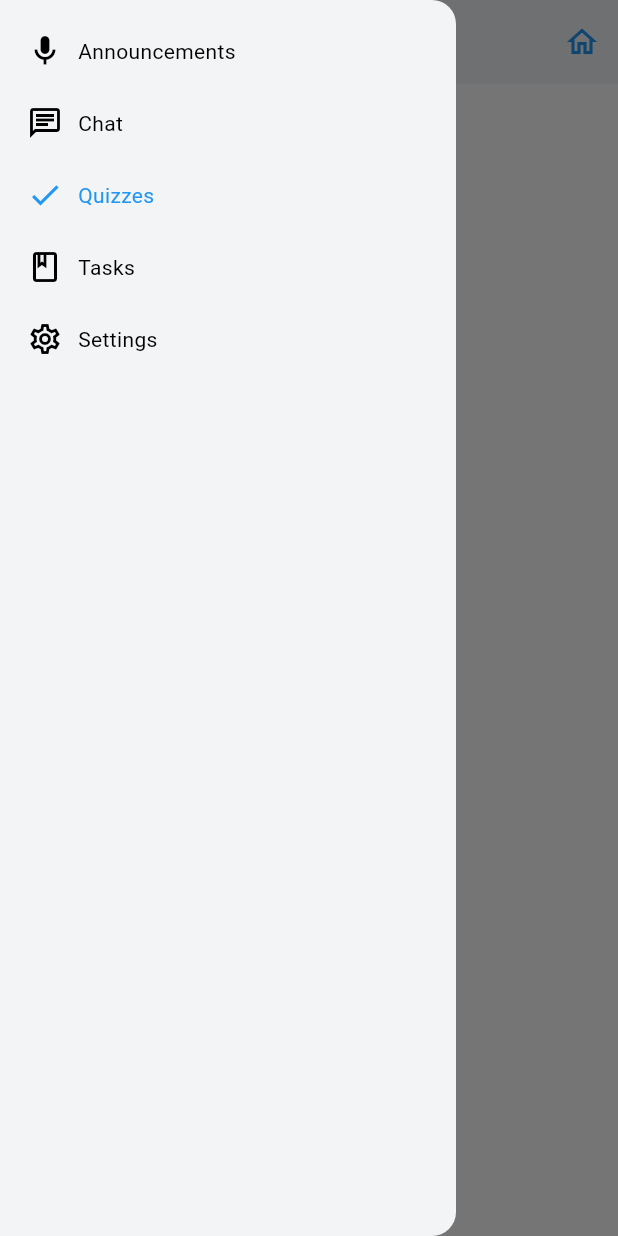
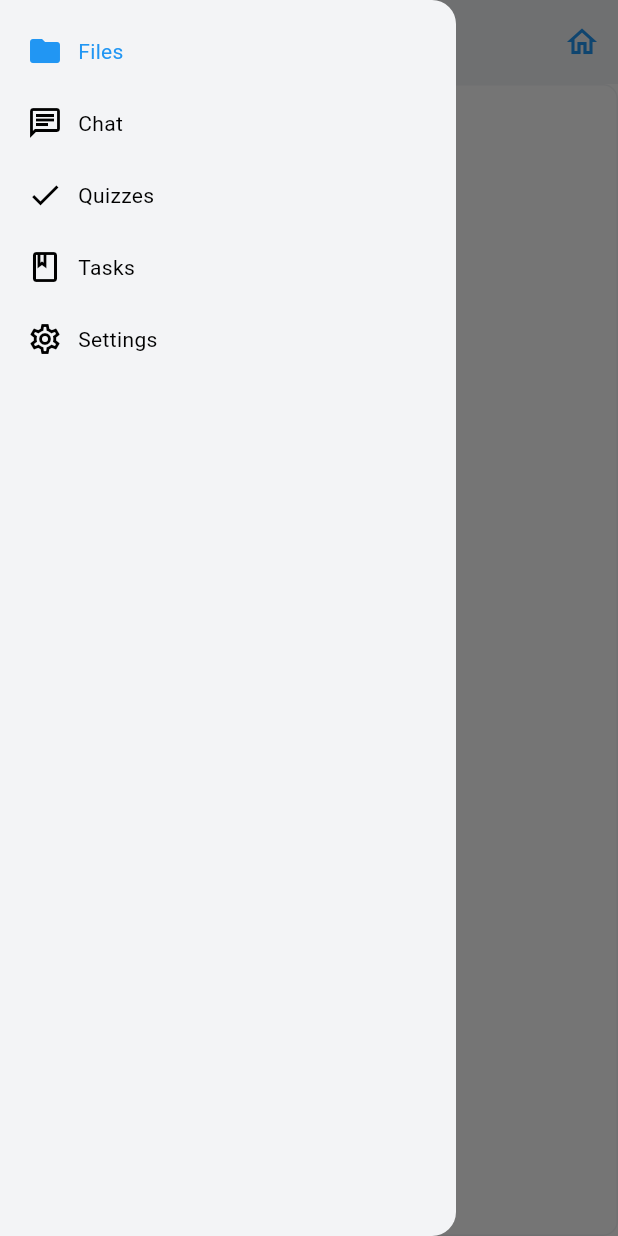
Before and after one commit to hazemxiii/team_hive, a Flutter app: the TeamPage screen opened directly with empty values, with the side drawer open, on a phone screen of 412 x 824 dp. Run offline on Flutter 3.47's test engine with Material 3 defaults, Android fonts, the light colour scheme and no system bars; our stand-ins replace firebase_auth, firebase_core, image_picker; accounts and stored records are empty; network calls fail.

Commit message:
checkpoint/files_page

```diff
--- /dev/null
+++ b/lib/models/file_system.dart
@@ -0,0 +1,39 @@
+class HiveFileSystem {
+  String name;
+  List<HiveFileSystem> children;
+
+  HiveFileSystem({required this.name, required this.children});
+
+  factory HiveFileSystem.fromMap(Map<String, dynamic> map) {
+    final name = map.keys.first;
+    bool isFile = name.contains('.');
+    late final List<HiveFileSystem> children;
+    children = isFile
+        ? []
+        : List<HiveFileSystem>.from(
+            map.values.first.map((x) => HiveFileSystem.fromMap(x)));
+
+    if (isFile) {
+      return HiveFile(
+        name: name,
+        content: map.values.first,
+      );
+    }
+    return HiveFileSystem(name: name, children: children);
+  }
+
+  bool get isDirectory => !name.contains('.');
+}
+
+class HiveFile extends HiveFileSystem {
+  String content;
+
+  HiveFile({required this.content, required super.name}) : super(children: []);
+}
+
+class HiveDirectory {
+  String name;
+  List<HiveFileSystem> children;
+
+  HiveDirectory({required this.name, required this.children});
+}
--- a/lib/models/team.dart
+++ b/lib/models/team.dart
@@ -1,23 +1,31 @@
 import 'package:team_hive/models/quiz.dart';
 import 'package:team_hive/models/user.dart';
+import 'package:team_hive/models/file_system.dart';
 
 class Team {
   late String _name;
   late MyUser _owner;
   late String _id;
   late List<Quiz> _quizzes;
+  late HiveFileSystem _files;
   // late Color _color;
   Team(
       {required String name,
       // Color? color,
       required MyUser owner,
       required String id,
-      List<Quiz> quizzes = const []}) {
+      List<Quiz> quizzes = const [],
+      HiveFileSystem? files}) {
     _name = name;
     _owner = owner;
     // _color = color;
     _id = id;
     _quizzes = quizzes;
+    _files = files ?? HiveFileSystem(name: "root", children: []);
+  }
+
+  void updateFiles(HiveFileSystem files) {
+    _files = files;
   }
 
   void updateQuizzes(List<Quiz> quizzes, bool append) {
@@ -33,4 +41,5 @@ class Team {
   // Color get color => _color;
   MyUser get owner => _owner;
   List<Quiz> get quizzes => _quizzes;
+  HiveFileSystem get files => _files;
 }
--- /dev/null
+++ b/lib/team_page/files_page/files_page.dart
@@ -0,0 +1,110 @@
+import 'package:flutter/material.dart';
+import 'package:team_hive/models/file_system.dart';
+import 'package:team_hive/models/team.dart';
+import 'package:team_hive/service/app_colors.dart';
+import 'package:team_hive/team_page/files_page/file_widget.dart';
+import 'package:team_hive/team_page/files_page/directory_widget.dart';
+import 'package:team_hive/service/backend.dart';
+
+class FilesPage extends StatefulWidget {
+  final Team team;
+  const FilesPage({super.key, required this.team});
+
+  @override
+  State<FilesPage> createState() => _FilesPageState();
+}
+
+class _FilesPageState extends State<FilesPage> {
+  final _pathNotifier = ValueNotifier("root");
+
+  void _loadFiles() async {
+    final files = await BackendService().getTeamFiles(widget.team);
+    if (files != null) {
+      widget.team.updateFiles(files);
+      setState(() {});
+    }
+  }
+
+  HiveFileSystem _parseFiles() {
+    if (_pathNotifier.value == "root") {
+      return widget.team.files;
+    }
+    final path = _pathNotifier.value.split("/");
+    path.remove("root");
+    HiveFileSystem files = widget.team.files;
+    for (var i = 0; i < path.length; i++) {
+      files = files.children.firstWhere((element) => element.name == path[i]);
+    }
+    return files;
+  }
+
+  @override
+  void initState() {
+    _loadFiles();
+    super.initState();
+  }
+
+  @override
+  Widget build(BuildContext context) {
+    return Container(
+      padding: const EdgeInsets.all(20),
+      constraints: const BoxConstraints(maxWidth: 1000),
+      decoration: BoxDecoration(
+        borderRadius: BorderRadius.circular(10),
+        border: Border.all(color: Style.section),
+      ),
+      child: Column(
+        children: [
+          _optionsWidget(),
+          Expanded(
+            child: ValueListenableBuilder(
+              valueListenable: _pathNotifier,
+              builder: (context, value, child) {
+                final files = _parseFiles();
+                return ListView.builder(
+                    itemCount: files.children.length,
+                    itemBuilder: (context, index) {
+                      if (files.children[index].isDirectory) {
+                        return DirectoryWidget(
+                            directory: files.children[index],
+                            path: _pathNotifier);
+                      } else {
+                        return FileWidget(
+                            file: files.children[index] as HiveFile);
+                      }
+                    });
+              },
+            ),
+          ),
+        ],
+      ),
+    );
+  }
+
+  Widget _optionsWidget() {
+    return Column(
+      children: [
+        InkWell(
+          onTap: () {
+            _pathNotifier.value = "root";
+          },
+          child: Padding(
+            padding: const EdgeInsets.symmetric(vertical: 10),
+            child: Row(
+              spacing: 10,
+              children: [
+                Icon(Icons.home_outlined, color: Style.sec),
+                ValueListenableBuilder(
+                    valueListenable: _pathNotifier,
+                    builder: (context, value, child) {
+                      return Text(value,
+                          style: const TextStyle(fontWeight: FontWeight.bold));
+                    })
+              ],
+            ),
+          ),
+        ),
+      ],
+    );
+  }
+}
--- a/lib/team_page/team_page.dart
+++ b/lib/team_page/team_page.dart
@@ -6,6 +6,7 @@ import 'package:team_hive/home_page.dart';
 import 'package:team_hive/models/team.dart';
 import 'package:team_hive/service/app_colors.dart';
 import 'package:team_hive/service/backend.dart';
+import 'package:team_hive/team_page/files_page/Files_page.dart';
 import 'package:team_hive/team_page/quizzes_page/quizzes_page.dart';
 import 'package:team_hive/team_page/team_settings_page/team_settings_page.dart';
 
@@ -21,12 +22,11 @@ class _TeamPageState extends State<TeamPage> {
   late final BackendService _firebase;
   late Map<String, List<IconData>> _icons;
   late List<Widget> _pages;
-  int _activePageI = 2;
+  int _activePageI = 0;
 
   @override
   void initState() {
     _firebase = context.read<BackendService>();
-    _firebase.getTeamFiles(widget.team);
     _icons = _drawerIcons();
     _pages = _pagesBuilder();
     super.initState();
@@ -115,7 +115,7 @@ class _TeamPageState extends State<TeamPage> {
 
   Map<String, List<IconData>> _drawerIcons() {
     return {
-      "Announcements": [Icons.mic_outlined, Icons.mic],
+      "Files": [Icons.folder_outlined, Icons.folder],
       "Chat": [Icons.chat_outlined, Icons.chat],
       "Quizzes": [Icons.check_outlined, Icons.check],
       "Tasks": [Icons.book_outlined, Icons.book],
@@ -126,10 +126,7 @@ class _TeamPageState extends State<TeamPage> {
 
   List<Widget> _pagesBuilder() {
     return [
-      const ComingSoonPage(
-        title: "Announcements",
-        isFullPage: true,
-      ),
+      FilesPage(team: widget.team),
       const ComingSoonPage(
         title: "Chat",
         isFullPage: true,
```
Also changed, not shown: lib/service/backend.dart (+5 -3 lines), lib/team_page/files_page/directory_widget.dart (added, +35 -0 lines), lib/team_page/files_page/file_widget.dart (added, +23 -0 lines).
